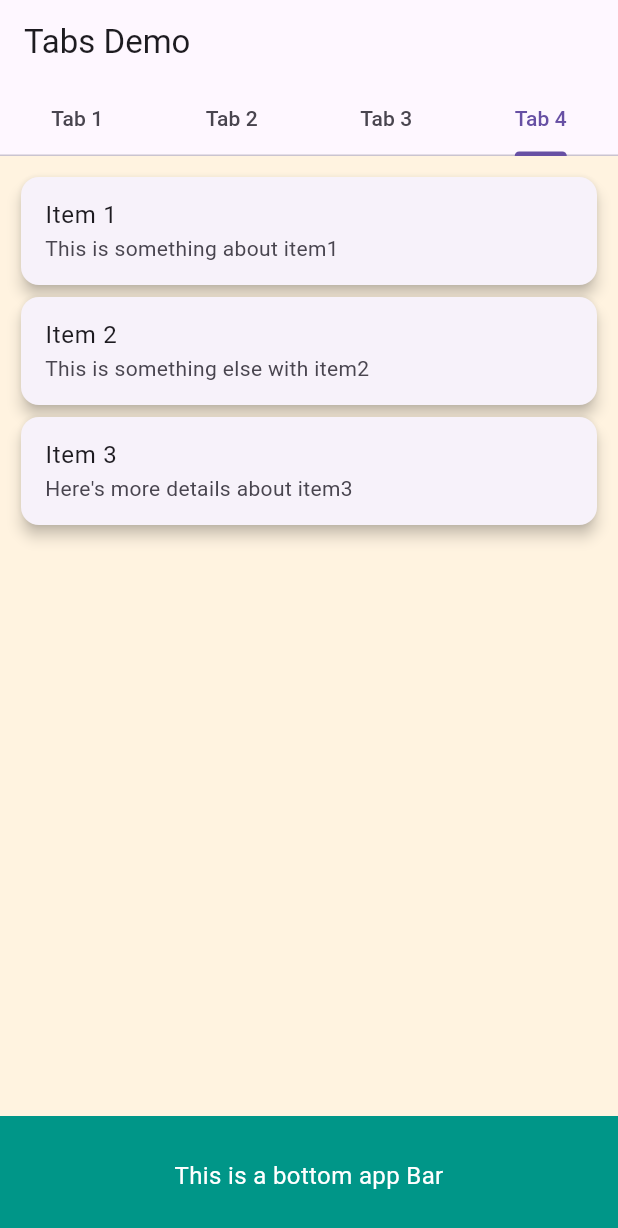
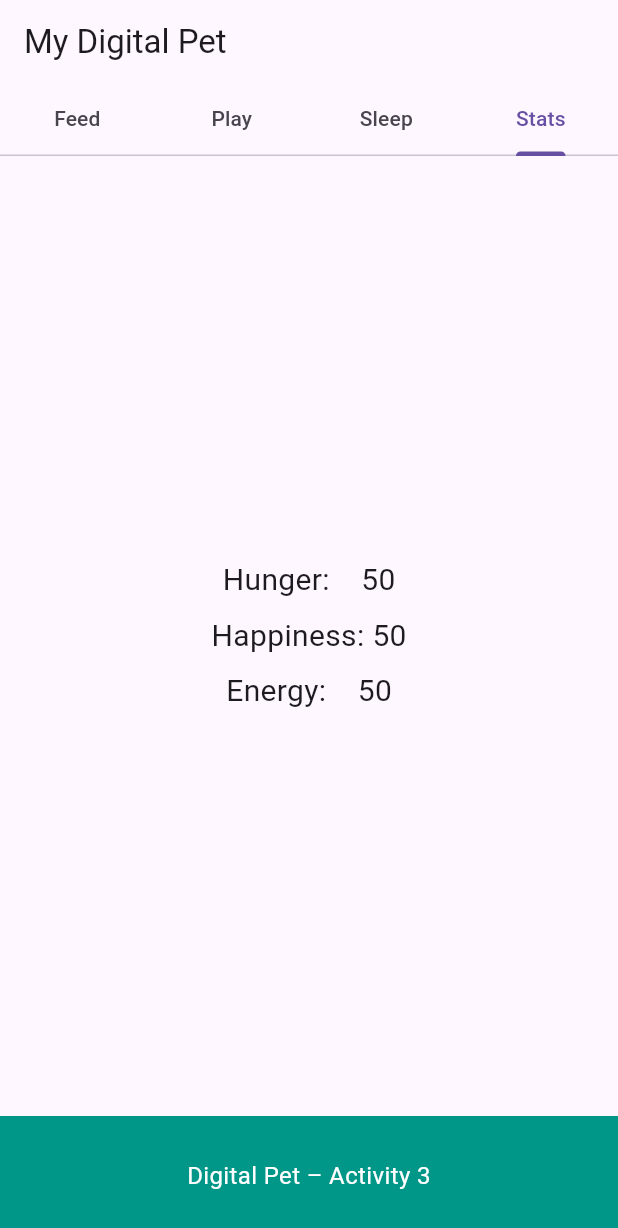
Before and after one commit to DuaSpoolios/ACT3, a Flutter app: the screen it shows after launch, tab 4 chosen, on a phone screen of 412 x 824 dp. Shown: the top 1228 px of the screen. Run offline on Flutter 3.47's test engine with Material 3 defaults, Android fonts, the phone set to English and light mode, and no system bars.

Commit message:
Implemented Digital Pet app functionality (Feed/Play/Sleep/Stats tabs)

```diff
--- a/lib/main.dart
+++ b/lib/main.dart
@@ -1,46 +1,52 @@
 import 'package:flutter/material.dart';
 
 void main() {
-  runApp(MyApp());
+  runApp(const MyApp());
 }
 
 class MyApp extends StatelessWidget {
+  const MyApp({super.key});
   @override
   Widget build(BuildContext context) {
     return MaterialApp(
+      debugShowCheckedModeBanner: false,
       home: DefaultTabController(
-        length: 4, // 4 tabs
-        child: _TabsNonScrollableDemo(),
+        length: 4,
+        child: const DigitalPetHome(),
       ),
     );
   }
 }
-class _TabsNonScrollableDemo extends StatefulWidget {
+
+class DigitalPetHome extends StatefulWidget {
+  const DigitalPetHome({super.key});
   @override
-  __TabsNonScrollableDemoState createState() => __TabsNonScrollableDemoState();
+  State<DigitalPetHome> createState() => _DigitalPetHomeState();
 }
 
-class __TabsNonScrollableDemoState extends State<_TabsNonScrollableDemo>
+class _DigitalPetHomeState extends State<DigitalPetHome>
     with SingleTickerProviderStateMixin, RestorationMixin {
   late TabController _tabController;
   final RestorableInt tabIndex = RestorableInt(0);
 
+  // ---- Pet state ----
+  int hunger = 50;    // 0 = full, 100 = starving
+  int happiness = 50; // 0 = sad, 100 = very happy
+  int energy = 50;    // 0 = tired, 100 = full of energy
+
   @override
-  String get restorationId => 'tab_non_scrollable_demo';
+  String get restorationId => 'digital_pet_home';
 
   @override
   void restoreState(RestorationBucket? oldBucket, bool initialRestore) {
     registerForRestoration(tabIndex, 'tab_index');
     _tabController.index = tabIndex.value;
   }
+
   @override
   void initState() {
     super.initState();
-    _tabController = TabController(
-      initialIndex: 0,
-      length: 4,
-      vsync: this,
-    );
+    _tabController = TabController(length: 4, vsync: this);
     _tabController.addListener(() {
       setState(() {
         tabIndex.value = _tabController.index;
@@ -55,143 +61,89 @@ class __TabsNonScrollableDemoState extends State<_TabsNonScrollableDemo>
     super.dispose();
   }
 
+  int _clamp(int v) => v.clamp(0, 100);
+  void _feed() => setState(() => hunger = _clamp(hunger - 20));
+  void _play() => setState(() {
+        happiness = _clamp(happiness + 20);
+        energy = _clamp(energy - 10);
+      });
+  void _sleep() => setState(() {
+        energy = _clamp(energy + 25);
+        hunger = _clamp(hunger + 10);
+      });
+
   @override
   Widget build(BuildContext context) {
-    final tabs = ['Tab 1', 'Tab 2', 'Tab 3', 'Tab 4'];
-
+    final tabs = ['Feed', 'Play', 'Sleep', 'Stats'];
     return Scaffold(
       appBar: AppBar(
-        automaticallyImplyLeading: false,
-        title: Text('Tabs Demo'),
+        title: const Text('My Digital Pet'),
         bottom: TabBar(
           controller: _tabController,
-          isScrollable: false,
-          tabs: [for (final tab in tabs) Tab(text: tab)],
+          tabs: [for (final t in tabs) Tab(text: t)],
         ),
       ),
       body: TabBarView(
         controller: _tabController,
         children: [
-//TAB 1: Text + AlertDialog added
-          Container(
-            color: Colors.blue[50],
-            child: Center(
-              child: Column(
-                mainAxisAlignment: MainAxisAlignment.center,
-                children: [
-                  Text(
-                    "Hello from Tab 1!",
-                    style: TextStyle(fontSize: 20, fontWeight: FontWeight.bold),
-                  ),
-                  const SizedBox(height: 12),
-                  ElevatedButton(
-                    onPressed: () {
-                      showDialog(
-                        context: context,
-                        builder: (_) => AlertDialog(
-                          title: Text("Alert"),
-                          content: Text("This is an Alert Dialog in Tab 1."),
-                          actions: [
-                            TextButton(
-                              onPressed: () => Navigator.pop(context),
-                              child: Text("OK"),
-                            ),
-                          ],
-                        ),
-                      );
-                    },
-                    child: Text("Show Alert Dialog"),
-                  ),
-                ],
-              ),
+          // Feed
+          Center(
+            child: ElevatedButton.icon(
+              icon: const Icon(Icons.restaurant),
+              label: const Text("Feed Pet"),
+              onPressed: () {
+                _feed();
+                ScaffoldMessenger.of(context)
+                    .showSnackBar(const SnackBar(content: Text("Pet fed!")));
+              },
             ),
           ),
-
-//TAB 2: Image + TextField (with ClipRRect) This is with the image added in the 2nd tab
-          Container(
-            color: Colors.green[50],
-            child: Center(
-              child: Column(
-                mainAxisSize: MainAxisSize.min,
-                children: [
-                  Padding(
-                    padding: const EdgeInsets.symmetric(horizontal: 16.0),
-                    child: TextField(
-                      decoration: InputDecoration(
-                        border: OutlineInputBorder(),
-                        labelText: "Enter some random text about literally anything",
-                      ),
-                    ),
-                  ),
-                  const SizedBox(height: 12),
-                  //This is where I input the image of the cat
-                  ClipRRect(
-                    borderRadius: BorderRadius.circular(12),
-                    child: Image.network(
-                      'https://images.squarespace-cdn.com/content/v1/607f89e638219e13eee71b1e/1684821560422-SD5V37BAG28BURTLIXUQ/michael-sum-LEpfefQf4rU-unsplash.jpg',
-                      width: 300,
-                      height: 180,
-                      fit: BoxFit.cover,
-                    ),
-                  ),
-                ],
-              ),
+          // Play
+          Center(
+            child: ElevatedButton.icon(
+              icon: const Icon(Icons.sports_esports),
+              label: const Text("Play with Pet"),
+              onPressed: () {
+                _play();
+                ScaffoldMessenger.of(context).showSnackBar(
+                    const SnackBar(content: Text("Your pet is happier!")));
+              },
             ),
           ),
-
-//TAB 3: Button + Snackbar
-          Container(
-            color: Colors.purple[50],
-            child: Center(
-              child: ElevatedButton(
-                onPressed: () {
-                  ScaffoldMessenger.of(context).showSnackBar(
-                    SnackBar(content: Text('Button pressed in Tab 3!')),
-                  );
-                },
-                child: Text("Click me"),
-              ),
+          // Sleep
+          Center(
+            child: ElevatedButton.icon(
+              icon: const Icon(Icons.bedtime),
+              label: const Text("Put Pet to Sleep"),
+              onPressed: () {
+                _sleep();
+                ScaffoldMessenger.of(context).showSnackBar(
+                    const SnackBar(content: Text("Your pet had a nice nap!")));
+              },
             ),
           ),
-
-//TAB 4: These have the lists with details for all three items
-          Container(
-            color: Colors.orange[50],
-            child: ListView(
-              padding: EdgeInsets.all(10),
-              children: const [
-                Card(
-                  elevation: 4,
-                  child: ListTile(
-                    title: Text("Item 1"),
-                    subtitle: Text("This is something about item1"),
-                  ),
-                ),
-                Card(
-                  elevation: 4,
-                  child: ListTile(
-                    title: Text("Item 2"),
-                    subtitle: Text("This is something else with item2"),
-                  ),
-                ),
-                Card(
-                  elevation: 4,
-                  child: ListTile(
-                    title: Text("Item 3"),
-                    subtitle: Text("Here's more details about item3"),
-                  ),
-                ),
+          // Stats
+          Padding(
+            padding: const EdgeInsets.all(24),
+            child: Column(
+              mainAxisAlignment: MainAxisAlignment.center,
+              children: [
+                Text("Hunger:    $hunger", style: const TextStyle(fontSize: 20)),
+                const SizedBox(height: 8),
+                Text("Happiness: $happiness", style: const TextStyle(fontSize: 20)),
+                const SizedBox(height: 8),
+                Text("Energy:    $energy", style: const TextStyle(fontSize: 20)),
               ],
             ),
           ),
         ],
       ),
-      bottomNavigationBar: BottomAppBar(
+      bottomNavigationBar: const BottomAppBar(
         color: Colors.teal,
         child: Padding(
-          padding: const EdgeInsets.all(16.0),
+          padding: EdgeInsets.all(16.0),
           child: Text(
-            "This is a bottom app Bar",
+            "Digital Pet – Activity 3",
             style: TextStyle(color: Colors.white, fontSize: 16),
             textAlign: TextAlign.center,
           ),
```
Also changed, not shown: flutter_01.png (added).
